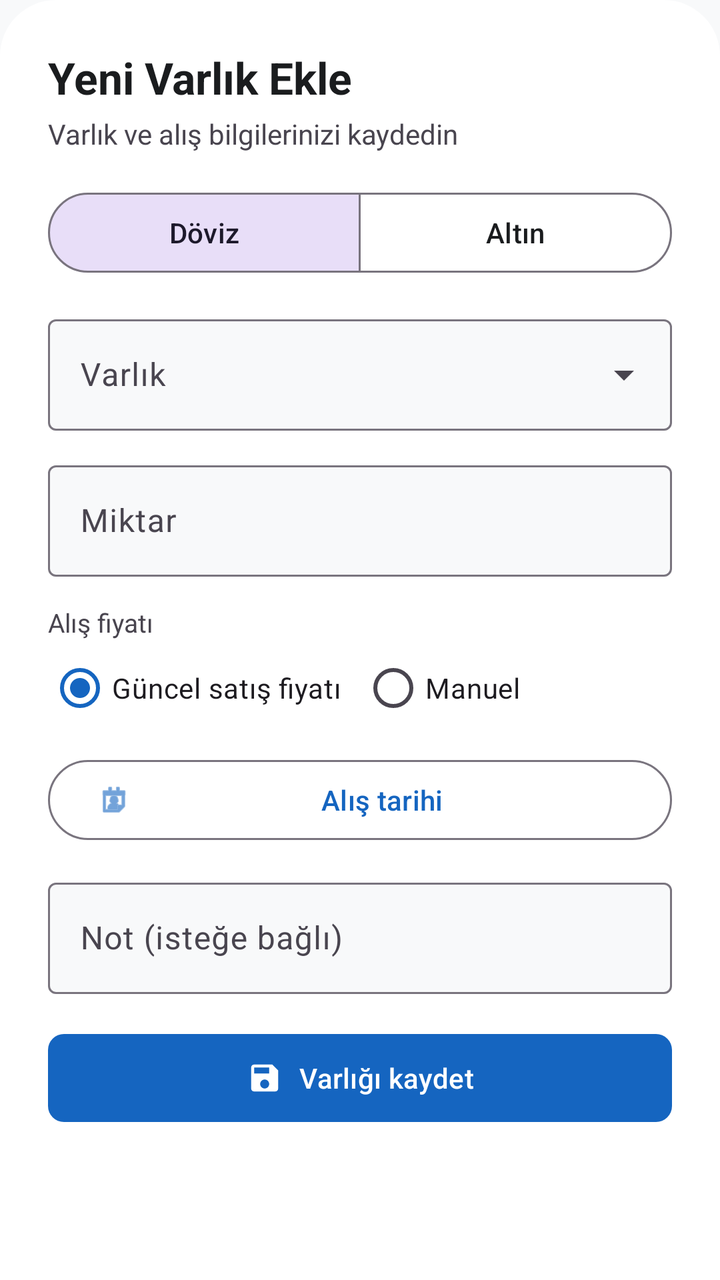
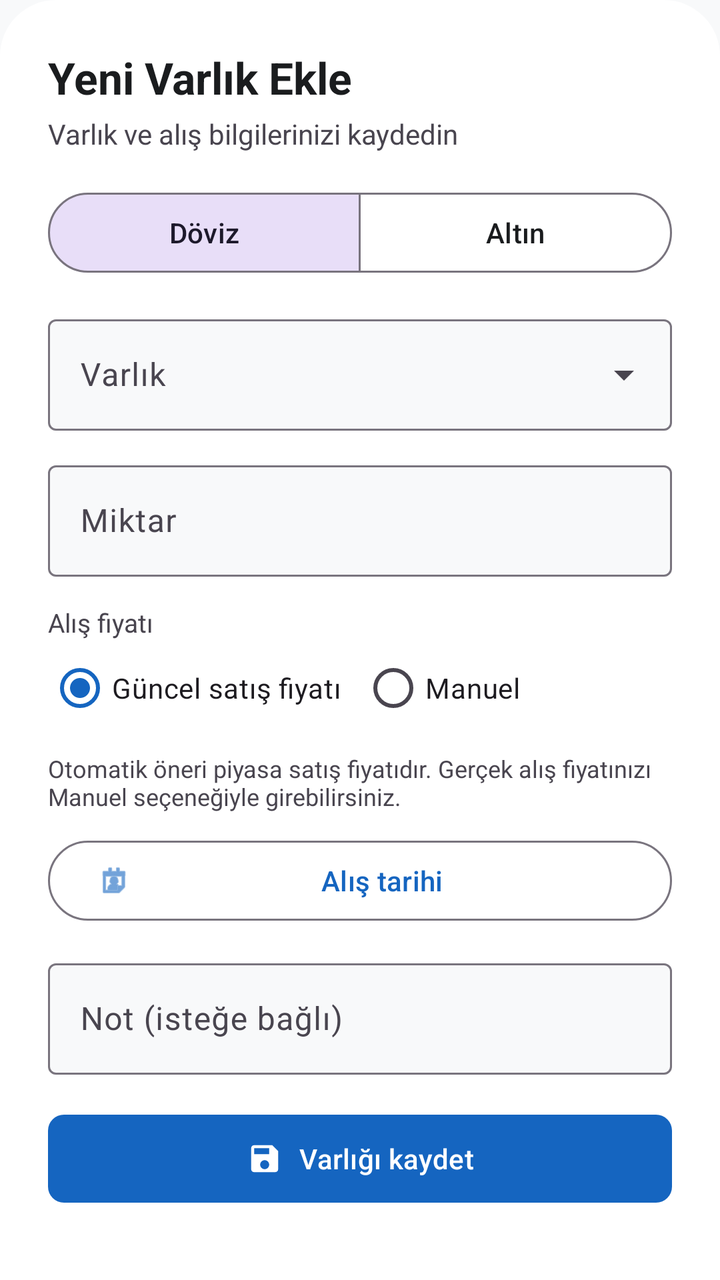

Compare the two renders of this Android layout. The source of the first and the diff that turns it into the second are given below.
<!-- AndroidManifest.xml: application theme Theme.DigitalWallet -->
<!-- res/layout/bottom_sheet_add_investment.xml -->
<?xml version="1.0" encoding="utf-8"?>
<androidx.core.widget.NestedScrollView
    xmlns:android="http://schemas.android.com/apk/res/android"
    xmlns:app="http://schemas.android.com/apk/res-auto"
    android:layout_width="match_parent"
    android:layout_height="wrap_content"
    android:background="@drawable/bg_bottom_sheet_surface"
    android:fillViewport="true">

    <LinearLayout
        android:layout_width="match_parent"
        android:layout_height="wrap_content"
        android:orientation="vertical"
        android:paddingStart="24dp"
        android:paddingTop="24dp"
        android:paddingEnd="24dp"
        android:paddingBottom="32dp">

        <TextView
            android:layout_width="wrap_content"
            android:layout_height="wrap_content"
            android:text="Yeni Varlık Ekle"
            android:textColor="?attr/colorOnSurface"
            android:textSize="22sp"
            android:textStyle="bold" />

        <TextView
            android:layout_width="wrap_content"
            android:layout_height="wrap_content"
            android:layout_marginTop="4dp"
            android:layout_marginBottom="16dp"
            android:text="Varlık ve alış bilgilerinizi kaydedin"
            android:textColor="?attr/colorOnSurfaceVariant"
            android:textSize="14sp" />

        <com.google.android.material.button.MaterialButtonToggleGroup
            android:id="@+id/assetKindToggle"
            android:layout_width="match_parent"
            android:layout_height="wrap_content"
            android:layout_marginBottom="14dp"
            app:checkedButton="@id/btnCurrencyKind"
            app:selectionRequired="true"
            app:singleSelection="true">

            <com.google.android.material.button.MaterialButton
                android:id="@+id/btnCurrencyKind"
                style="@style/Widget.Material3.Button.OutlinedButton"
                android:layout_width="0dp"
                android:layout_height="wrap_content"
                android:layout_weight="1"
                android:text="Döviz"
                android:textAllCaps="false" />

            <com.google.android.material.button.MaterialButton
                android:id="@+id/btnGoldKind"
                style="@style/Widget.Material3.Button.OutlinedButton"
                android:layout_width="0dp"
                android:layout_height="wrap_content"
                android:layout_weight="1"
                android:text="Altın"
                android:textAllCaps="false" />

        </com.google.android.material.button.MaterialButtonToggleGroup>

        <com.google.android.material.textfield.TextInputLayout
            android:id="@+id/layoutAssetType"
            style="@style/Widget.Material3.TextInputLayout.OutlinedBox.ExposedDropdownMenu"
            android:layout_width="match_parent"
            android:layout_height="wrap_content"
            android:layout_marginBottom="12dp"
            android:hint="Varlık"
            app:boxBackgroundColor="?attr/colorSurface">

            <com.google.android.material.textfield.MaterialAutoCompleteTextView
                android:id="@+id/etAssetType"
                android:layout_width="match_parent"
                android:layout_height="wrap_content"
                android:inputType="none" />

        </com.google.android.material.textfield.TextInputLayout>

        <com.google.android.material.textfield.TextInputLayout
            android:id="@+id/layoutInvestmentAmount"
            style="@style/Widget.Material3.TextInputLayout.OutlinedBox"
            android:layout_width="match_parent"
            android:layout_height="wrap_content"
            android:layout_marginBottom="12dp"
            android:hint="Miktar"
            app:boxBackgroundColor="?attr/colorSurface"
            app:placeholderText="Örnek: 12,5">

            <com.google.android.material.textfield.TextInputEditText
                android:id="@+id/etInvestmentAmount"
                android:layout_width="match_parent"
                android:layout_height="wrap_content"
                android:digits="0123456789.,"
                android:inputType="numberDecimal"
                android:maxLength="24" />

        </com.google.android.material.textfield.TextInputLayout>

        <TextView
            android:layout_width="wrap_content"
            android:layout_height="wrap_content"
            android:layout_marginTop="2dp"
            android:text="Alış fiyatı"
            android:textColor="?attr/colorOnSurfaceVariant"
            android:textSize="13sp" />

        <RadioGroup
            android:id="@+id/rgRateType"
            android:layout_width="match_parent"
            android:layout_height="wrap_content"
            android:layout_marginBottom="8dp"
            android:orientation="horizontal">

            <com.google.android.material.radiobutton.MaterialRadioButton
                android:id="@+id/rbCurrentRate"
                android:layout_width="wrap_content"
                android:layout_height="wrap_content"
                android:checked="true"
                android:text="Güncel satış fiyatı" />

            <com.google.android.material.radiobutton.MaterialRadioButton
                android:id="@+id/rbManualRate"
                android:layout_width="wrap_content"
                android:layout_height="wrap_content"
                android:layout_marginStart="10dp"
                android:text="Manuel" />

        </RadioGroup>

        <com.google.android.material.textfield.TextInputLayout
            android:id="@+id/layoutManualRate"
            style="@style/Widget.Material3.TextInputLayout.OutlinedBox"
            android:layout_width="match_parent"
            android:layout_height="wrap_content"
            android:layout_marginBottom="12dp"
            android:hint="Birim alış fiyatı (TL)"
            android:visibility="gone"
            app:boxBackgroundColor="?attr/colorSurface">

            <com.google.android.material.textfield.TextInputEditText
                android:id="@+id/etManualRate"
                android:layout_width="match_parent"
                android:layout_height="wrap_content"
                android:digits="0123456789.,"
                android:inputType="numberDecimal"
                android:maxLength="24" />

        </com.google.android.material.textfield.TextInputLayout>

        <com.google.android.material.button.MaterialButton
            android:id="@+id/btnPurchaseDate"
            style="@style/Widget.Material3.Button.OutlinedButton"
            android:layout_width="match_parent"
            android:layout_height="wrap_content"
            android:layout_marginBottom="12dp"
            android:text="Alış tarihi"
            android:textAllCaps="false"
            app:icon="@android:drawable/ic_menu_my_calendar" />

        <com.google.android.material.textfield.TextInputLayout
            android:id="@+id/layoutInvestmentNote"
            style="@style/Widget.Material3.TextInputLayout.OutlinedBox"
            android:layout_width="match_parent"
            android:layout_height="wrap_content"
            android:layout_marginBottom="16dp"
            android:hint="Not (isteğe bağlı)"
            app:boxBackgroundColor="?attr/colorSurface">

            <com.google.android.material.textfield.TextInputEditText
                android:id="@+id/etInvestmentNote"
                android:layout_width="match_parent"
                android:layout_height="wrap_content"
                android:inputType="textCapSentences|textMultiLine"
                android:maxLines="3" />

        </com.google.android.material.textfield.TextInputLayout>

        <com.google.android.material.button.MaterialButton
            android:id="@+id/btnSaveInvestment"
            android:layout_width="match_parent"
            android:layout_height="wrap_content"
            android:minHeight="52dp"
            android:text="Varlığı kaydet"
            android:textAllCaps="false"
            app:cornerRadius="8dp"
            app:icon="@drawable/ic_save"
            app:iconGravity="textStart" />

    </LinearLayout>

</androidx.core.widget.NestedScrollView>
<!-- resources referenced by this layout -->
<resources>
  <!-- drawable bg_bottom_sheet_surface (drawable) -->
  <?xml version="1.0" encoding="utf-8"?>
  <shape xmlns:android="http://schemas.android.com/apk/res/android"
      android:shape="rectangle">
  
      <solid android:color="@color/surface_sheet" />
  
      <corners
          android:topLeftRadius="28dp"
          android:topRightRadius="28dp" />
  
  </shape>
  <!-- drawable ic_save (drawable) -->
  <?xml version="1.0" encoding="utf-8"?>
  <vector xmlns:android="http://schemas.android.com/apk/res/android"
      android:width="24dp"
      android:height="24dp"
      android:viewportWidth="24"
      android:viewportHeight="24">
      <path
          android:fillColor="#FF000000"
          android:pathData="M17,3H5c-1.11,0 -2,0.9 -2,2v14c0,1.1 0.89,2 2,2h14c1.1,0 2,-0.9 2,-2V7l-4,-4zM12,19c-1.66,0 -3,-1.34 -3,-3s1.34,-3 3,-3 3,1.34 3,3 -1.34,3 -3,3zM15,9H5V5h10v4z" />
  </vector>
  <style name="Theme.DigitalWallet" parent="Base.Theme.DigitalWallet" />
  <color name="surface_sheet">#FFFFFF</color>
  <style name="Base.Theme.DigitalWallet" parent="Theme.Material3.DayNight.NoActionBar">
  
          <item name="colorPrimary">#1565C0</item>
          <item name="colorOnPrimary">#FFFFFF</item>
  
          <item name="colorSecondary">#00897B</item>
          <item name="colorOnSecondary">#FFFFFF</item>
  
          <item name="colorSurface">@color/surface_main</item>
          <item name="colorOnSurface">#1A1C1E</item>
  
          <item name="colorSurfaceVariant">@color/surface_variant_soft</item>
          <item name="colorOnSurfaceVariant">#49454F</item>
  
          <item name="android:colorBackground">@color/surface_main</item>
          <item name="colorOnBackground">#1A1C1E</item>
  
          <item name="colorError">#BA1A1A</item>
          <item name="colorOnError">#FFFFFF</item>
  
          <item name="android:statusBarColor">@color/surface_main</item>
          <item name="android:navigationBarColor">@color/surface_main</item>
          <item name="bottomSheetDialogTheme">
              @style/ThemeOverlay.VarlikCep.BottomSheet
          </item>
          <item name="materialAlertDialogTheme">
              @style/ThemeOverlay.VarlikCep.Dialog
          </item>
  
          <item name="android:windowLightStatusBar">true</item>
          <item name="android:windowActionModeOverlay">true</item>
  
      </style>
  <color name="surface_main">#F8F9FA</color>
  <color name="surface_variant_soft">#E7E9EC</color>
  <style name="ThemeOverlay.VarlikCep.BottomSheet" parent="ThemeOverlay.Material3.BottomSheetDialog">
  
          <item name="colorSurface">@color/surface_sheet</item>
  
      </style>
  <style name="ThemeOverlay.VarlikCep.Dialog" parent="ThemeOverlay.Material3.MaterialAlertDialog">
  
          <item name="colorSurface">@color/surface_dialog</item>
          <item name="android:colorBackground">@color/surface_dialog</item>
  
      </style>
  <color name="surface_dialog">#FCFCFD</color>
</resources>

<!-- the commit's change to res/layout/bottom_sheet_add_investment.xml (unified diff, before → after) -->
@@ -130,6 +130,14 @@
 
         </RadioGroup>
 
+        <TextView
+            android:layout_width="match_parent"
+            android:layout_height="wrap_content"
+            android:layout_marginBottom="10dp"
+            android:text="Otomatik öneri piyasa satış fiyatıdır. Gerçek alış fiyatınızı Manuel seçeneğiyle girebilirsiniz."
+            android:textColor="?attr/colorOnSurfaceVariant"
+            android:textSize="12sp" />
+
         <com.google.android.material.textfield.TextInputLayout
             android:id="@+id/layoutManualRate"
             style="@style/Widget.Material3.TextInputLayout.OutlinedBox"
